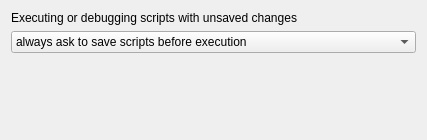
Before: the Qt Designer form Qitom/ui/widgetPropPythonGeneral.ui in itom-project/itom, drawn with Qt 5.
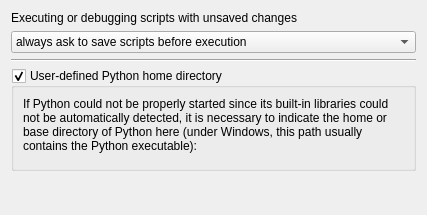
After: the same form once the commit is applied. Custom widgets are drawn as their Qt base class.

Commit message: Proper installation of Python is checked at startup of itom. If Python Home directory could not be properly resolved (e.g. its search pathes do not contain the script 'os.py' as built-in script, an error is set and python is not started. The user can define a user-defined PYTHONHOME variable in the property dialog of itom.

```diff
--- a/Qitom/ui/widgetPropPythonGeneral.ui
+++ b/Qitom/ui/widgetPropPythonGeneral.ui
@@ -7,7 +7,7 @@
     <x>0</x>
     <y>0</y>
     <width>397</width>
-    <height>140</height>
+    <height>215</height>
    </rect>
   </property>
   <property name="windowTitle">
@@ -40,6 +40,57 @@
      </item>
     </widget>
    </item>
+   <item>
+    <widget class="Line" name="line">
+     <property name="orientation">
+      <enum>Qt::Horizontal</enum>
+     </property>
+    </widget>
+   </item>
+   <item>
+    <widget class="QGroupBox" name="groupPyHome">
+     <property name="minimumSize">
+      <size>
+       <width>0</width>
+       <height>0</height>
+      </size>
+     </property>
+     <property name="title">
+      <string>User-defined Python home directory</string>
+     </property>
+     <property name="checkable">
+      <bool>true</bool>
+     </property>
+     <layout class="QVBoxLayout" name="verticalLayout">
+      <item>
+       <widget class="QLabel" name="label_2">
+        <property name="sizePolicy">
+         <sizepolicy hsizetype="Preferred" vsizetype="Minimum">
+          <horstretch>0</horstretch>
+          <verstretch>0</verstretch>
+         </sizepolicy>
+        </property>
+        <property name="text">
+         <string>If Python could not be properly started since its built-in libraries could not be automatically detected, it is necessary to indicate the home or base directory of Python here (under Windows, this path usually contains the Python executable):</string>
+        </property>
+        <property name="wordWrap">
+         <bool>true</bool>
+        </property>
+       </widget>
+      </item>
+      <item>
+       <widget class="PathLineEdit" name="pathLineEditPyHome">
+        <property name="filters">
+         <set>PathLineEdit::Dirs|PathLineEdit::NoDot|PathLineEdit::NoDotAndDotDot|PathLineEdit::NoDotDot|PathLineEdit::Readable</set>
+        </property>
+        <property name="options">
+         <set>PathLineEdit::ShowDirsOnly</set>
+        </property>
+       </widget>
+      </item>
+     </layout>
+    </widget>
+   </item>
    <item>
     <spacer name="verticalSpacer">
      <property name="orientation">
@@ -55,6 +106,13 @@
    </item>
   </layout>
  </widget>
+ <customwidgets>
+  <customwidget>
+   <class>PathLineEdit</class>
+   <extends>QWidget</extends>
+   <header>pathLineEdit.h</header>
+  </customwidget>
+ </customwidgets>
  <resources/>
  <connections/>
 </ui>
```
The commit also changes 3 other files.
